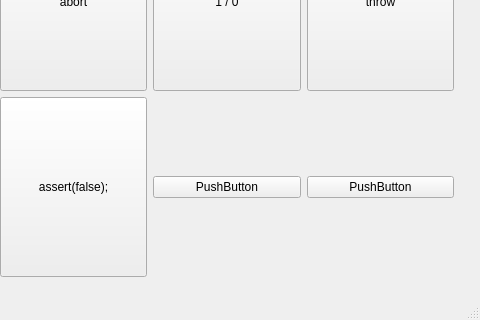
This is mainwindow.ui in gabRpt/qt-logger-test-sample as Qt 5 draws it before an edit; both pictures show x 337 to 817 and y 294 to 614 of the 817 by 614 pixel window. The edited form follows.
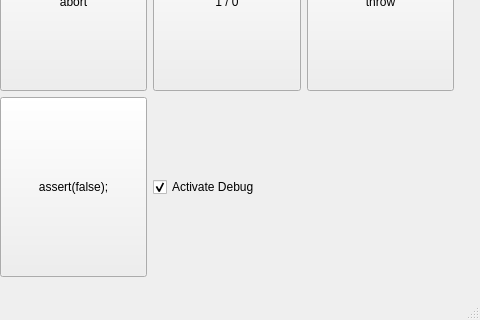
This is the edited form.

Commit message: Added an option to activate debug msg fpr QtLogging

What changed in the file:
```diff
--- a/mainwindow.ui
+++ b/mainwindow.ui
@@ -232,16 +232,12 @@
       </widget>
      </item>
      <item row="2" column="4">
-      <widget class="QPushButton" name="pushButton_7">
+      <widget class="QCheckBox" name="activateDebug">
        <property name="text">
-        <string>PushButton</string>
+        <string>Activate Debug</string>
        </property>
-      </widget>
-     </item>
-     <item row="2" column="5">
-      <widget class="QPushButton" name="pushButton_8">
-       <property name="text">
-        <string>PushButton</string>
+       <property name="checked">
+        <bool>true</bool>
        </property>
       </widget>
      </item>
```
The commit also changes 5 other files.
